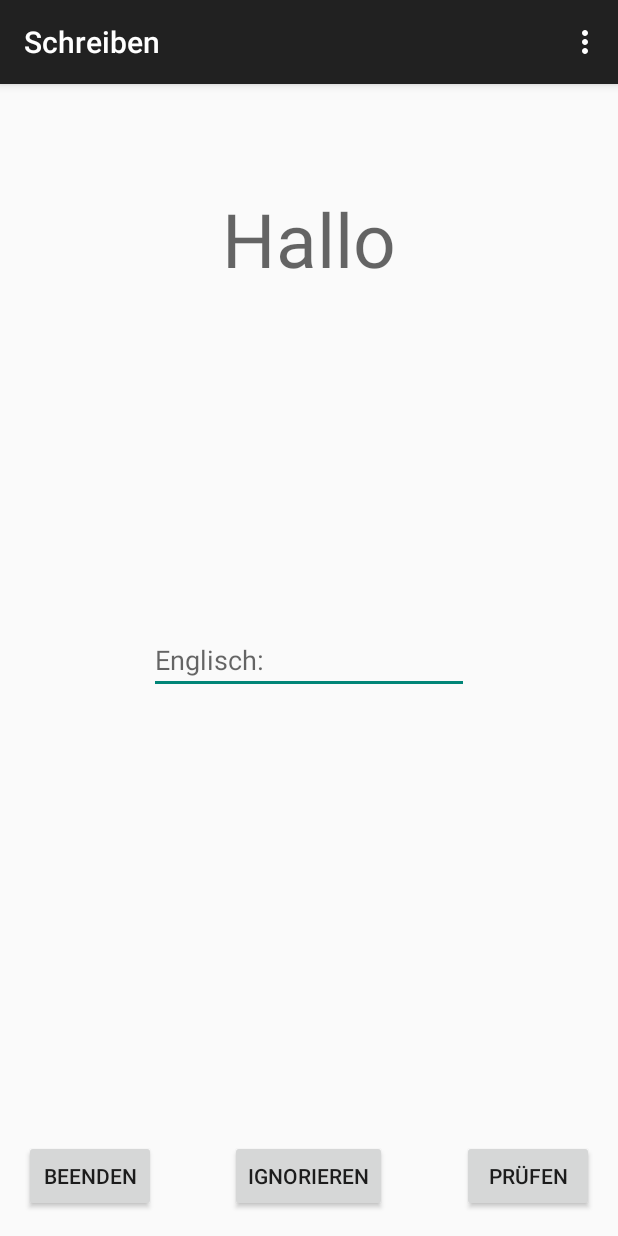
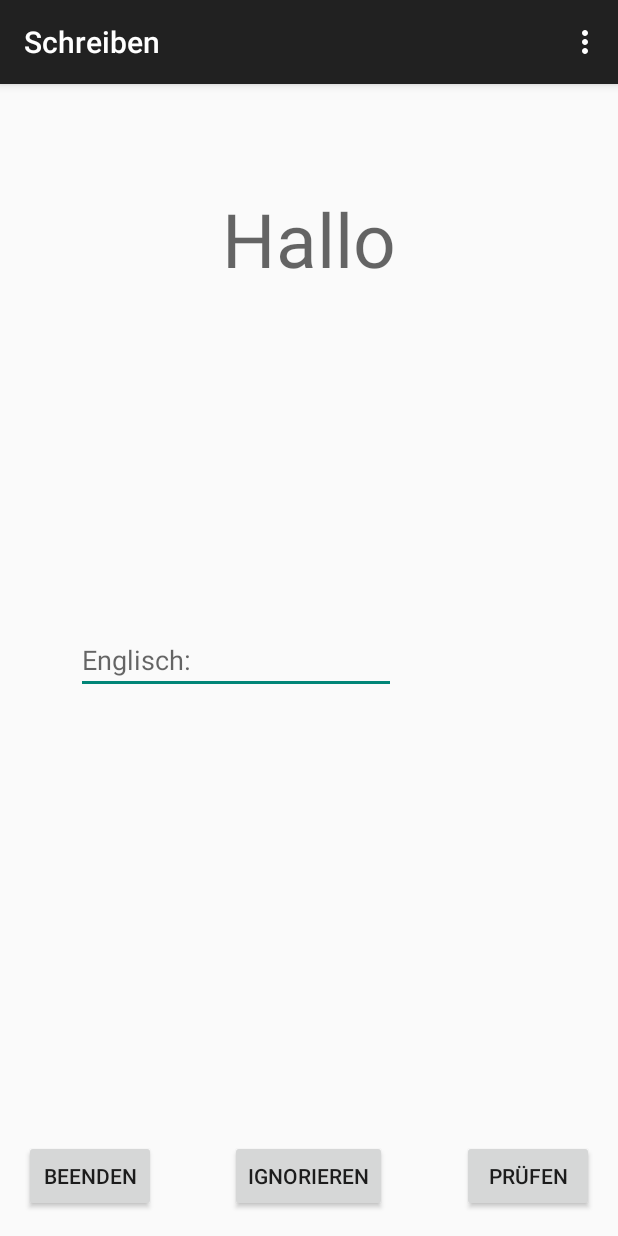
Before and after one commit to Kakerlake/Ez-Learning, an Android app: the schreiben screen opened directly, with no data from a screen before it, on a phone screen of 412 x 824 dp. Run offline under Robolectric (Android 15) with nearby library versions, the phone set to English and light mode, and no system bars; 1 statement that could not run was skipped.

Commit message:
schreiben fix TIMER

```diff
--- a/app/src/main/res/layout/activity_schreiben.xml
+++ b/app/src/main/res/layout/activity_schreiben.xml
@@ -26,7 +26,8 @@
         android:ems="10"
         android:id="@+id/editText3"
         android:layout_centerVertical="true"
-        android:layout_centerHorizontal="true" />
+        android:layout_alignRight="@+id/deutsch"
+        android:layout_alignEnd="@+id/deutsch" />
 
 
     <Button
@@ -55,4 +56,12 @@
         android:layout_alignTop="@+id/button4"
         android:layout_alignParentLeft="true"
         android:layout_alignParentStart="true" />
+
+    <ImageView
+        android:layout_width="30dp"
+        android:layout_height="30dp"
+        android:id="@+id/imageView"
+        android:layout_centerVertical="true"
+        android:layout_toLeftOf="@+id/button"
+        android:layout_toStartOf="@+id/button" />
 </RelativeLayout>
```
Also changed, not shown: app/src/main/java/com/example/daniel/myapplication/schreiben.java (+13 -2 lines).
